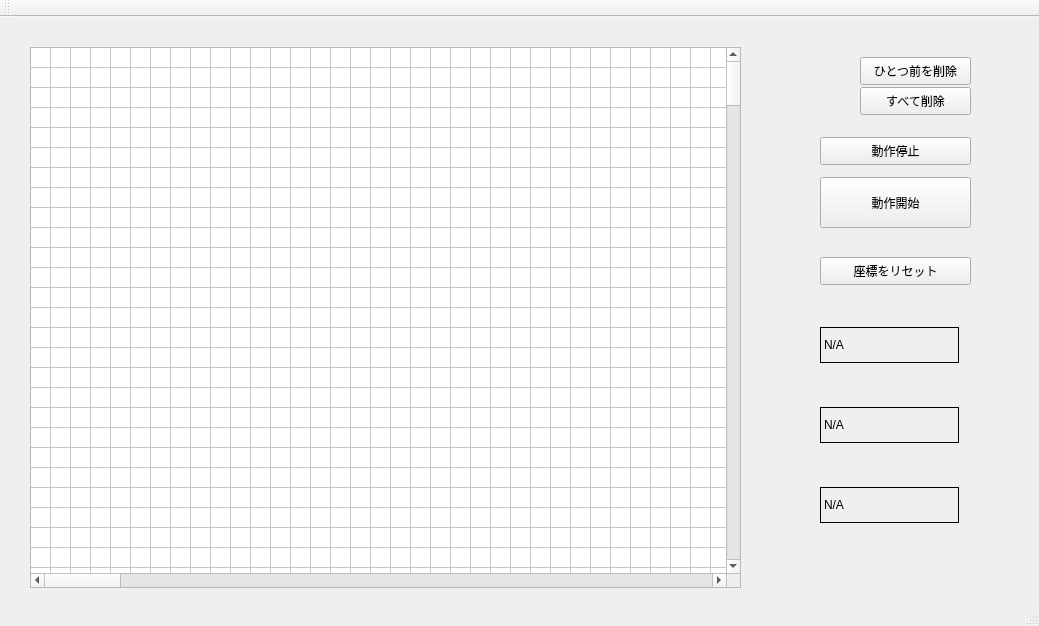
The window that mainwindow.ui (shimizunochikara/RoombaController) describes before a commit, drawn with Qt 5.
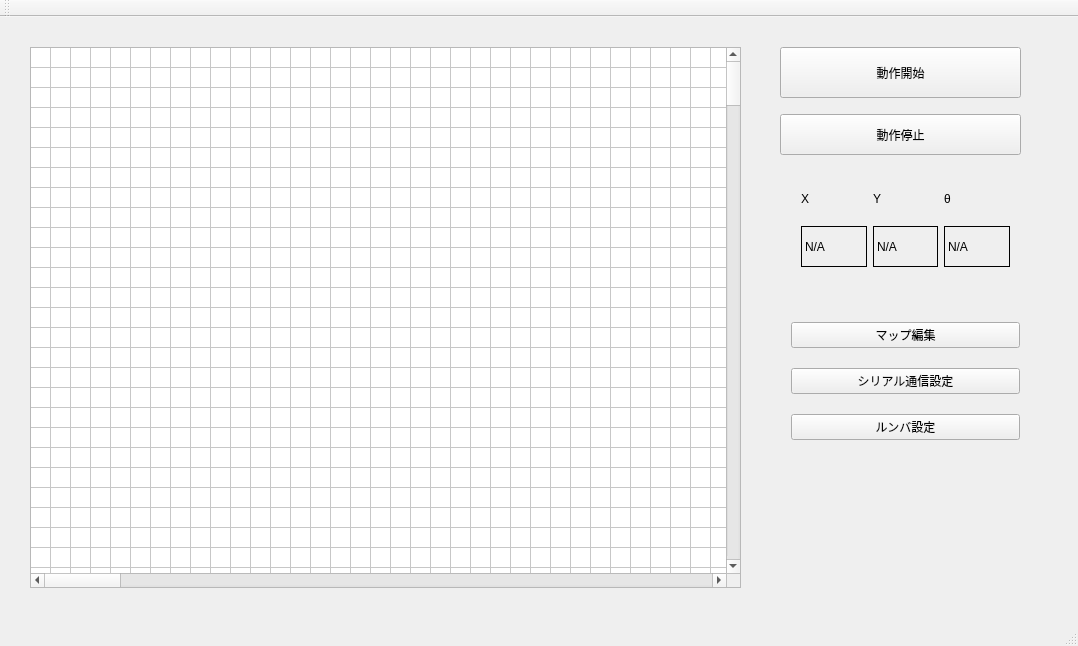
The same window after the commit.

Commit message: Add map edit dialog.

What changed in the file:
```diff
--- a/mainwindow.ui
+++ b/mainwindow.ui
@@ -6,85 +6,21 @@
    <rect>
     <x>0</x>
     <y>0</y>
-    <width>1039</width>
-    <height>626</height>
+    <width>1078</width>
+    <height>646</height>
    </rect>
   </property>
   <property name="windowTitle">
    <string>Roomba Remote Application</string>
   </property>
   <widget class="QWidget" name="centralWidget">
-   <widget class="QPushButton" name="removeLastPointButton">
-    <property name="geometry">
-     <rect>
-      <x>860</x>
-      <y>40</y>
-      <width>111</width>
-      <height>28</height>
-     </rect>
-    </property>
-    <property name="focusPolicy">
-     <enum>Qt::NoFocus</enum>
-    </property>
-    <property name="text">
-     <string>ひとつ前を削除</string>
-    </property>
-   </widget>
-   <widget class="QPushButton" name="removeAllPointsButton">
-    <property name="geometry">
-     <rect>
-      <x>860</x>
-      <y>70</y>
-      <width>111</width>
-      <height>28</height>
-     </rect>
-    </property>
-    <property name="focusPolicy">
-     <enum>Qt::NoFocus</enum>
-    </property>
-    <property name="text">
-     <string>すべて削除</string>
-    </property>
-   </widget>
-   <widget class="QLabel" name="coordinate_angular_3">
-    <property name="geometry">
-     <rect>
-      <x>820</x>
-      <y>470</y>
-      <width>139</width>
-      <height>36</height>
-     </rect>
-    </property>
-    <property name="frameShape">
-     <enum>QFrame::Box</enum>
-    </property>
-    <property name="text">
-     <string>N/A</string>
-    </property>
-   </widget>
-   <widget class="QLabel" name="coordinate_y">
-    <property name="geometry">
-     <rect>
-      <x>820</x>
-      <y>390</y>
-      <width>139</width>
-      <height>36</height>
-     </rect>
-    </property>
-    <property name="frameShape">
-     <enum>QFrame::Box</enum>
-    </property>
-    <property name="text">
-     <string>N/A</string>
-    </property>
-   </widget>
    <widget class="QPushButton" name="stopMovingButton">
     <property name="geometry">
      <rect>
-      <x>820</x>
-      <y>120</y>
-      <width>151</width>
-      <height>28</height>
+      <x>780</x>
+      <y>97</y>
+      <width>241</width>
+      <height>41</height>
      </rect>
     </property>
     <property name="focusPolicy">
@@ -94,44 +30,12 @@
      <string>動作停止</string>
     </property>
    </widget>
-   <widget class="QPushButton" name="resetOdometoryButton">
-    <property name="geometry">
-     <rect>
-      <x>820</x>
-      <y>240</y>
-      <width>151</width>
-      <height>28</height>
-     </rect>
-    </property>
-    <property name="focusPolicy">
-     <enum>Qt::NoFocus</enum>
-    </property>
-    <property name="text">
-     <string>座標をリセット</string>
-    </property>
-   </widget>
-   <widget class="QLabel" name="coordinate_x">
-    <property name="geometry">
-     <rect>
-      <x>820</x>
-      <y>310</y>
-      <width>139</width>
-      <height>36</height>
-     </rect>
-    </property>
-    <property name="frameShape">
-     <enum>QFrame::Box</enum>
-    </property>
-    <property name="text">
-     <string>N/A</string>
-    </property>
-   </widget>
    <widget class="QPushButton" name="startMovingButton">
     <property name="geometry">
      <rect>
-      <x>820</x>
-      <y>160</y>
-      <width>151</width>
+      <x>780</x>
+      <y>30</y>
+      <width>241</width>
       <height>51</height>
      </rect>
     </property>
@@ -782,6 +686,111 @@
     <column/>
     <column/>
    </widget>
+   <widget class="QWidget" name="gridLayoutWidget">
+    <property name="geometry">
+     <rect>
+      <x>790</x>
+      <y>150</y>
+      <width>231</width>
+      <height>111</height>
+     </rect>
+    </property>
+    <layout class="QGridLayout" name="gridLayout">
+     <item row="1" column="1">
+      <widget class="QLabel" name="coordinate_y">
+       <property name="frameShape">
+        <enum>QFrame::Box</enum>
+       </property>
+       <property name="text">
+        <string>N/A</string>
+       </property>
+      </widget>
+     </item>
+     <item row="1" column="2">
+      <widget class="QLabel" name="coordinate_angular_3">
+       <property name="frameShape">
+        <enum>QFrame::Box</enum>
+       </property>
+       <property name="text">
+        <string>N/A</string>
+       </property>
+      </widget>
+     </item>
+     <item row="0" column="2">
+      <widget class="QLabel" name="label_3">
+       <property name="text">
+        <string>θ</string>
+       </property>
+      </widget>
+     </item>
+     <item row="0" column="0">
+      <widget class="QLabel" name="label">
+       <property name="text">
+        <string>X</string>
+       </property>
+      </widget>
+     </item>
+     <item row="1" column="0">
+      <widget class="QLabel" name="coordinate_x">
+       <property name="frameShape">
+        <enum>QFrame::Box</enum>
+       </property>
+       <property name="text">
+        <string>N/A</string>
+       </property>
+      </widget>
+     </item>
+     <item row="0" column="1">
+      <widget class="QLabel" name="label_2">
+       <property name="text">
+        <string>Y</string>
+       </property>
+      </widget>
+     </item>
+    </layout>
+   </widget>
+   <widget class="QWidget" name="verticalLayoutWidget">
+    <property name="geometry">
+     <rect>
+      <x>780</x>
+      <y>280</y>
+      <width>251</width>
+      <height>171</height>
+     </rect>
+    </property>
+    <layout class="QVBoxLayout" name="verticalLayout">
+     <item>
+      <widget class="QPushButton" name="mapEditButton">
+       <property name="focusPolicy">
+        <enum>Qt::NoFocus</enum>
+       </property>
+       <property name="text">
+        <string>マップ編集</string>
+       </property>
+      </widget>
+     </item>
+     <item>
+      <widget class="QPushButton" name="serialSettingButton">
+       <property name="focusPolicy">
+        <enum>Qt::NoFocus</enum>
+       </property>
+       <property name="text">
+        <string>シリアル通信設定</string>
+       </property>
+      </widget>
+     </item>
+     <item>
+      <widget class="QPushButton" name="roombaSettingButton">
+       <property name="focusPolicy">
+        <enum>Qt::NoFocus</enum>
+       </property>
+       <property name="text">
+        <string>ルンバ設定</string>
+       </property>
+      </widget>
+     </item>
+    </layout>
+   </widget>
   </widget>
   <widget class="QMenuBar" name="menuBar">
    <property name="geometry">
```
Left out of the diff: 7 changed lines with no effect on the pictures. The commit also changes 10 other files.
